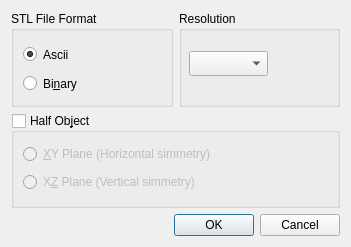
Old version of the form Ui/ExportSTL.ui in the repository mgian/bulbcalculator.
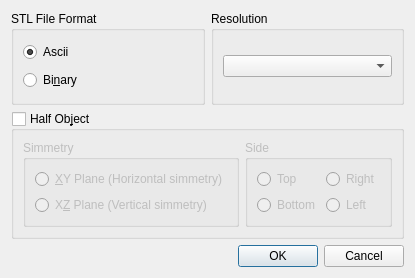
New version of the form.

Commit message: Implemented half export and closed issue #25 and #27

What changed in the file:
```diff
--- a/Ui/ExportSTL.ui
+++ b/Ui/ExportSTL.ui
@@ -6,8 +6,8 @@
    <rect>
     <x>0</x>
     <y>0</y>
-    <width>351</width>
-    <height>247</height>
+    <width>364</width>
+    <height>278</height>
    </rect>
   </property>
   <property name="windowTitle">
@@ -19,15 +19,9 @@
      <property name="title">
       <string>STL File Format</string>
      </property>
+     <layout class="QVBoxLayout" name="verticalLayout_3">
+      <item>
      <widget class="QRadioButton" name="RB_AsciiFormat">
-      <property name="geometry">
-       <rect>
-        <x>12</x>
-        <y>32</y>
-        <width>52</width>
-        <height>23</height>
-       </rect>
-      </property>
       <property name="text">
        <string>Ascii</string>
       </property>
@@ -35,19 +29,15 @@
        <bool>true</bool>
       </property>
      </widget>
+      </item>
+      <item>
      <widget class="QRadioButton" name="RB_BinaryFormat">
-      <property name="geometry">
-       <rect>
-        <x>12</x>
-        <y>61</y>
-        <width>62</width>
-        <height>23</height>
-       </rect>
-      </property>
       <property name="text">
        <string>Bi&amp;nary</string>
       </property>
      </widget>
+      </item>
+     </layout>
     </widget>
    </item>
    <item row="0" column="1">
@@ -55,16 +45,11 @@
      <property name="title">
       <string>Resolution</string>
      </property>
-     <widget class="QComboBox" name="CB_STLResolution">
-      <property name="geometry">
-       <rect>
-        <x>10</x>
-        <y>40</y>
-        <width>79</width>
-        <height>25</height>
-       </rect>
-      </property>
-     </widget>
+     <layout class="QVBoxLayout" name="verticalLayout_4">
+      <item>
+       <widget class="QComboBox" name="CB_STLResolution"/>
+      </item>
+     </layout>
     </widget>
    </item>
    <item row="1" column="0" colspan="2">
@@ -78,7 +63,13 @@
      <property name="checked">
       <bool>false</bool>
      </property>
-     <layout class="QVBoxLayout" name="verticalLayout_3">
+     <layout class="QHBoxLayout" name="horizontalLayout">
+      <item>
+       <widget class="QGroupBox" name="GB_Simmetry">
+        <property name="title">
+         <string>Simmetry</string>
+        </property>
+        <layout class="QVBoxLayout" name="verticalLayout_2">
       <item>
        <widget class="QRadioButton" name="RB_XYPlane">
         <property name="text">
@@ -91,6 +82,46 @@
         <property name="text">
          <string>X&amp;Z Plane (Vertical simmetry)</string>
         </property>
+          </widget>
+         </item>
+        </layout>
+       </widget>
+      </item>
+      <item>
+       <widget class="QGroupBox" name="GB_Side">
+        <property name="title">
+         <string>Side</string>
+        </property>
+        <layout class="QGridLayout" name="gridLayout_2">
+         <item row="0" column="0">
+          <widget class="QRadioButton" name="RB_TopSim">
+           <property name="text">
+            <string>Top</string>
+           </property>
+          </widget>
+         </item>
+         <item row="0" column="1">
+          <widget class="QRadioButton" name="RB_RightSim">
+           <property name="text">
+            <string>Right</string>
+           </property>
+          </widget>
+         </item>
+         <item row="1" column="0">
+          <widget class="QRadioButton" name="RB_BottomSim">
+           <property name="text">
+            <string>Bottom</string>
+           </property>
+          </widget>
+         </item>
+         <item row="1" column="1">
+          <widget class="QRadioButton" name="RB_LeftSim">
+           <property name="text">
+            <string>Left</string>
+           </property>
+          </widget>
+         </item>
+        </layout>
        </widget>
       </item>
      </layout>
```
Lines whose indentation alone changed are shown as unchanged. The commit also changes 6 other files.
